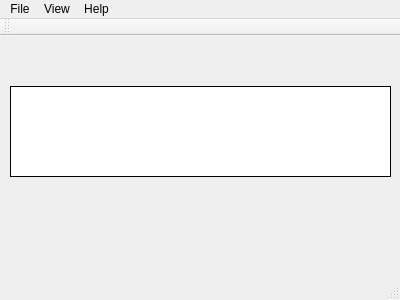
Old version of the form src/mainwindow.ui in the repository uazure/qLab.
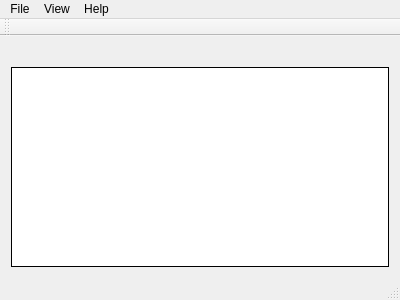
New version of the form.

The edit to the form file:
```diff
--- a/src/mainwindow.ui
+++ b/src/mainwindow.ui
@@ -14,34 +14,28 @@
    <string>qLab server</string>
   </property>
   <widget class="QWidget" name="centralWidget">
+   <layout class="QVBoxLayout" name="verticalLayout_2">
+    <item>
    <widget class="QLabel" name="label">
-    <property name="geometry">
-     <rect>
-      <x>20</x>
-      <y>10</y>
-      <width>341</width>
-      <height>16</height>
-     </rect>
-    </property>
     <property name="text">
      <string/>
     </property>
    </widget>
+    </item>
+    <item>
    <widget class="QPlainTextEdit" name="plainTextEdit">
-    <property name="geometry">
-     <rect>
-      <x>10</x>
-      <y>50</y>
-      <width>381</width>
-      <height>91</height>
-     </rect>
-    </property>
     <property name="frameShape">
      <enum>QFrame::Box</enum>
     </property>
     <property name="frameShadow">
      <enum>QFrame::Plain</enum>
     </property>
+      <property name="undoRedoEnabled">
+       <bool>false</bool>
+      </property>
+      <property name="lineWrapMode">
+       <enum>QPlainTextEdit::NoWrap</enum>
+      </property>
     <property name="readOnly">
      <bool>true</bool>
     </property>
@@ -49,6 +43,8 @@
      <set>Qt::TextSelectableByKeyboard|Qt::TextSelectableByMouse</set>
     </property>
    </widget>
+    </item>
+   </layout>
   </widget>
   <widget class="QMenuBar" name="menuBar">
    <property name="geometry">
```
Lines whose indentation alone changed are shown as unchanged.
